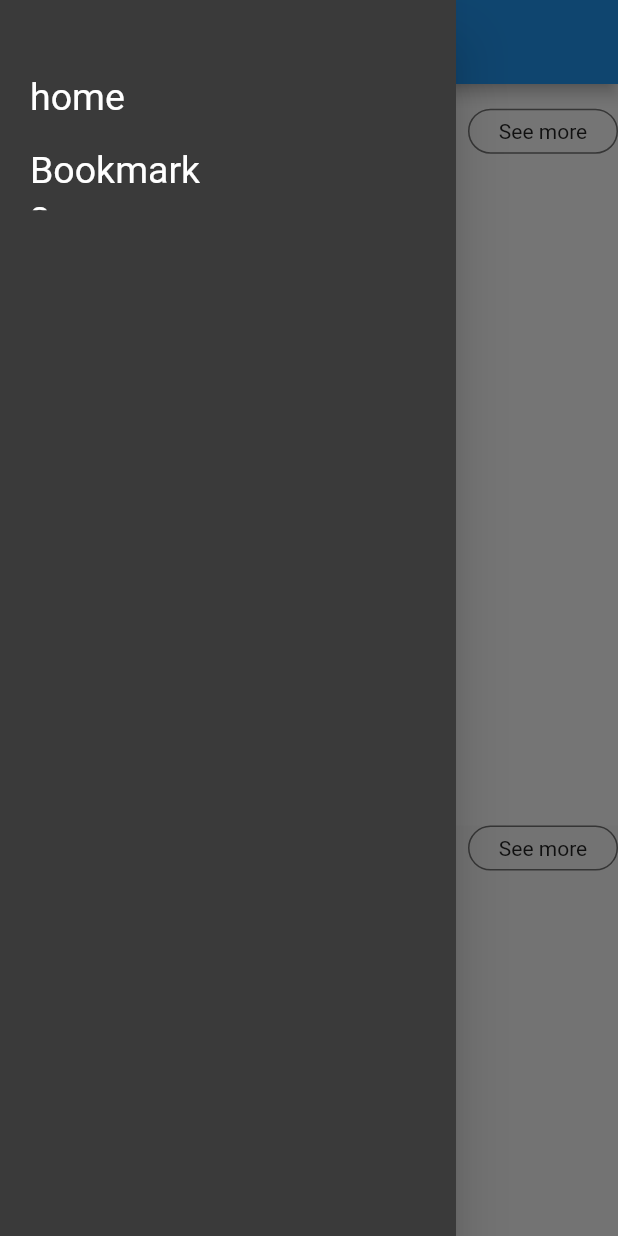
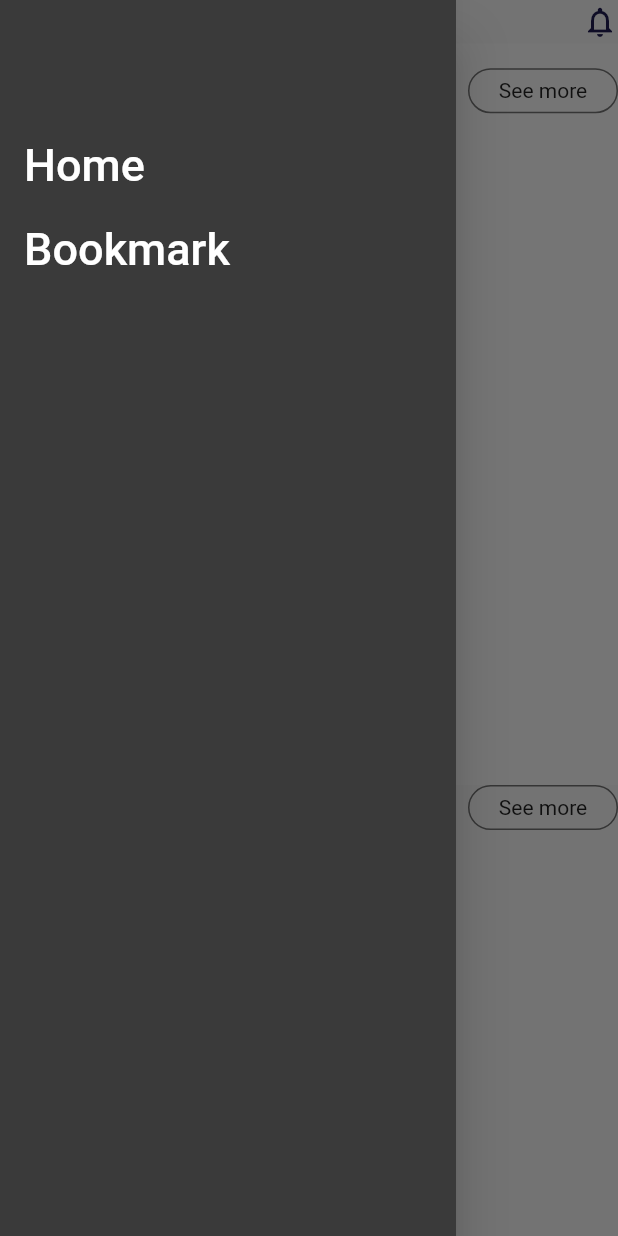
Before and after one commit to nahian0/MovieApp-Flutter-Bloc-Clean-architecture, a Flutter app: the screen it shows after launch, with the side drawer open, on a phone screen of 412 x 824 dp. Run offline on Flutter 3.47's test engine with Material 2 defaults, Android fonts, the phone set to English and light mode, and no system bars; our stand-ins replace bloc, cached_network_image, dio, equatable, sqflite; accounts and stored records are empty; network calls fail.

```diff
--- a/lib/features/Navbar/presentation/pages/Navbar.dart
+++ b/lib/features/Navbar/presentation/pages/Navbar.dart
@@ -2,6 +2,7 @@ import 'package:flutter/material.dart';
 import 'package:flutter/src/widgets/framework.dart';
 import 'package:flutter/src/widgets/placeholder.dart';
 import 'package:myapp/features/bookmark/presentation/pages/bookmarks.dart';
+import 'package:myapp/features/home/presentation/pages/homepage.dart';
 import 'package:myapp/features/home/presentation/widgets/screensize.dart';
 
 class Navbar extends StatefulWidget {
@@ -16,40 +17,65 @@ class _NavbarState extends State<Navbar> {
   Widget build(BuildContext context) {
     return Drawer(
       backgroundColor: Color(0xFF3a3a3a),
-      child: SafeArea(
-          child: Column(
+      child: Column(
         crossAxisAlignment: CrossAxisAlignment.start,
         children: [
           Container(
-            margin: EdgeInsets.only(left: 20, top: 50),
-            child: Text(
-              "home",
-              style: TextStyle(
-                  color: Colors.white,
-                  //fontWeight: FontWeight.bold,
-                  fontSize: 25),
-            ),
+            padding: EdgeInsets.only(top: height * 0.1),
           ),
-          GestureDetector(
-            onTap: () => () {
+          ListTile(
+            title: const Text('Home',
+                style: TextStyle(fontSize: 30, color: Colors.white)),
+            onTap: () {
+              Navigator.pop(context);
               Navigator.of(context).push(
-                  MaterialPageRoute(builder: (context) => BookmarkPage()));
+                MaterialPageRoute(builder: (context) => homepage()),
+              );
             },
-            child: Container(
-              height: height * 0.05,
-              width: width * 0.3,
-              margin: EdgeInsets.only(left: 20, top: 20),
-              child: Text(
-                "Bookmarks",
-                style: TextStyle(
-                    color: Colors.white,
-                    //fontWeight: FontWeight.bold,
-                    fontSize: 25),
-              ),
-            ),
-          )
+          ),
+          ListTile(
+            title: const Text('Bookmark',
+                style: TextStyle(fontSize: 30, color: Colors.white)),
+            onTap: () {
+              Navigator.of(context).push(
+                MaterialPageRoute(builder: (context) => BookmarkPage()),
+              );
+            },
+          ),
         ],
-      )),
+      ),
     );
   }
 }
+
+
+
+          // Container(
+          //   margin: EdgeInsets.only(left: 20, top: 50),
+          //   child: Text(
+          //     "home",
+          //     style: TextStyle(
+          //         color: Colors.white,
+          //         //fontWeight: FontWeight.bold,
+          //         fontSize: 25),
+          //   ),
+          // ),
+
+          //           GestureDetector(
+          //   onTap: () => () {
+          //     Navigator.of(context).push(
+          //         MaterialPageRoute(builder: (context) => BookmarkPage()));
+          //   },
+          //   child: Container(
+          //     height: height * 0.05,
+          //     width: width * 0.3,
+          //     margin: EdgeInsets.only(left: 20, top: 20),
+          //     child: Text(
+          //       "Bookmarks",
+          //       style: TextStyle(
+          //           color: Colors.white,
+          //           //fontWeight: FontWeight.bold,
+          //           fontSize: 25),
+          //     ),
+          //   ),
+          // )
--- a/lib/features/home/presentation/pages/homepage.dart
+++ b/lib/features/home/presentation/pages/homepage.dart
@@ -16,50 +16,39 @@ class homepage extends StatefulWidget {
 }
 
 class _homepageState extends State<homepage> {
-  //GlobalKey<ScaffoldState> _globalKey = GlobalKey<ScaffoldState>();
+  GlobalKey<ScaffoldState> _globalKey = GlobalKey<ScaffoldState>();
   @override
   Widget build(BuildContext context) {
     return Scaffold(
-        //key: _globalKey,
+        key: _globalKey,
         drawer: Navbar(),
-        appBar: AppBar(
-          title: Center(
-            child: Text(
-              'FilmKu',
-              style: TextStyle(
-                color: Color(0xFF201d52),
-              ),
-            ),
-          ),
-        ),
         body: SafeArea(
           child: SingleChildScrollView(
             child: Column(
               children: [
-                // Row(
-                //   mainAxisAlignment: MainAxisAlignment.spaceBetween,
-                //   children: [
-                //     GestureDetector(
-                //       onTap: () =>
-                //           null, //_globalKey.currentState?.openDrawer(),
-                //       child: Icon(
-                //         Icons.menu,
-                //         color: Color(0xFF201d52),
-                //       ),
-                //     ),
-                //     Text(
-                //       "FilmKu",
-                //       style: TextStyle(
-                //           fontSize: 25,
-                //           color: Color(0xFF201d52),
-                //           fontWeight: FontWeight.bold),
-                //     ),
-                //     Icon(
-                //       Icons.notifications_outlined,
-                //       color: Color(0xFF201d52),
-                //     )
-                //   ],
-                // ),
+                Row(
+                  mainAxisAlignment: MainAxisAlignment.spaceBetween,
+                  children: [
+                    GestureDetector(
+                      onTap: () => _globalKey.currentState?.openDrawer(),
+                      child: Icon(
+                        Icons.menu,
+                        color: Color(0xFF201d52),
+                      ),
+                    ),
+                    Text(
+                      "FilmKu",
+                      style: TextStyle(
+                          fontSize: 25,
+                          color: Color(0xFF201d52),
+                          fontWeight: FontWeight.bold),
+                    ),
+                    Icon(
+                      Icons.notifications_outlined,
+                      color: Color(0xFF201d52),
+                    )
+                  ],
+                ),
                 Container(height: height * 0.6, child: NowShowing()),
                 PopularMovies()
                 // Container(color: Colors.amber, child: PopularMovies())
```
